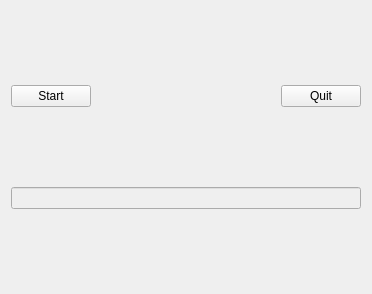
Qt form ros_cmake/widget.ui (WelinLee/ROS_QT_GUI) before a commit.
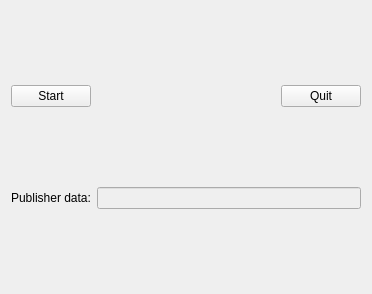
The same form after that commit.

```diff
--- a/ros_cmake/widget.ui
+++ b/ros_cmake/widget.ui
@@ -13,7 +13,7 @@
   <property name="windowTitle">
    <string>QWidget</string>
   </property>
-  <layout class="QHBoxLayout" name="horizontalLayout_2">
+  <layout class="QVBoxLayout" name="verticalLayout_2">
    <item>
     <layout class="QVBoxLayout" name="verticalLayout">
      <item>
@@ -74,11 +74,22 @@
       </spacer>
      </item>
      <item>
+      <layout class="QHBoxLayout" name="horizontalLayout_2">
+       <item>
+        <widget class="QLabel" name="label">
+         <property name="text">
+          <string>Publisher data:</string>
+         </property>
+        </widget>
+       </item>
+       <item>
       <widget class="QLineEdit" name="lineEdit">
        <property name="enabled">
         <bool>false</bool>
        </property>
       </widget>
+       </item>
+      </layout>
      </item>
      <item>
       <spacer name="verticalSpacer_3">
```
Lines whose indentation alone changed are shown as unchanged.
